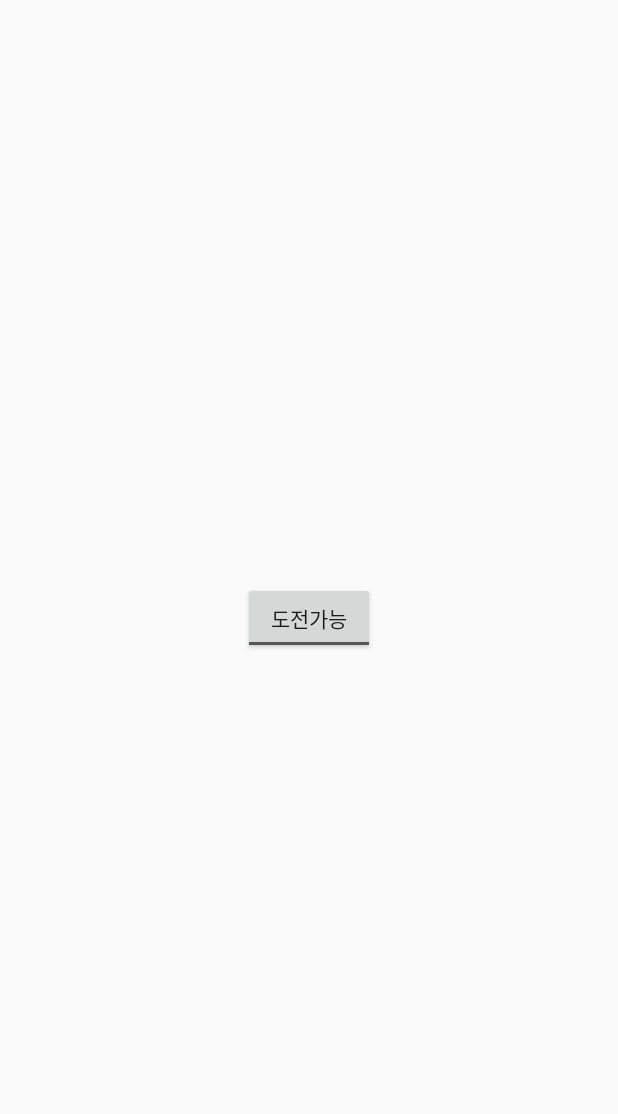
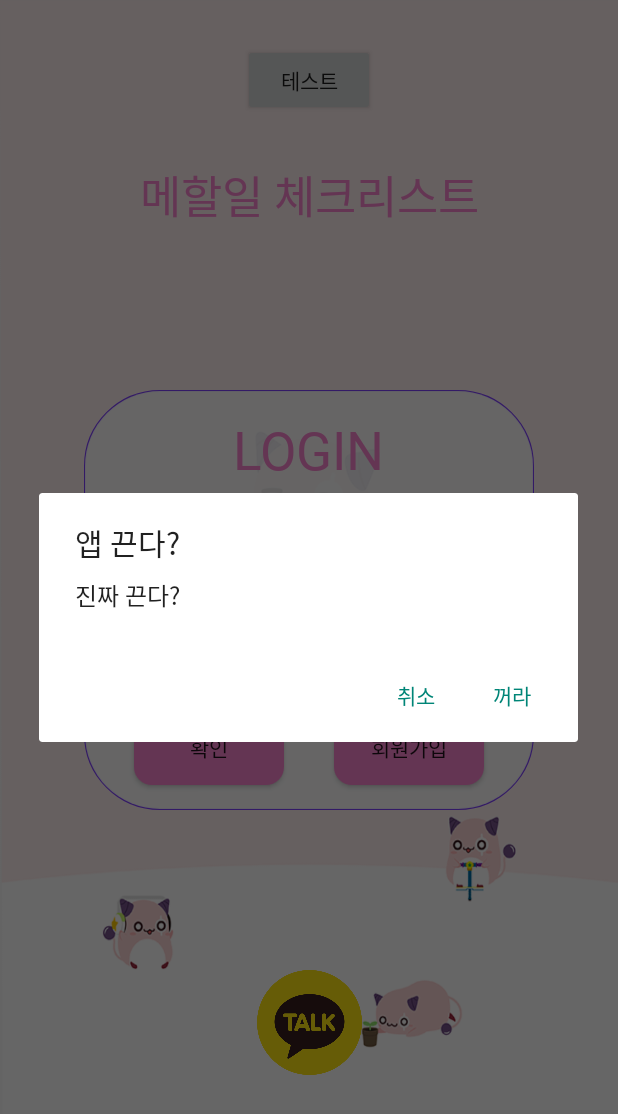
Before and after one commit to Wikys/teamnova_android_two, an Android app: the screen it shows after launch (test_activity before the commit, MainActivity after it), after a tap on "테스트", on a phone screen of 412 x 824 dp. Shown: the top 1114 px of the screen. Run offline under Robolectric (Android 15) with nearby library versions, the phone set to English and light mode, and no system bars.

```diff
--- a/app/src/main/AndroidManifest.xml
+++ b/app/src/main/AndroidManifest.xml
@@ -107,6 +107,9 @@
                 <category android:name="android.intent.category.LAUNCHER" />
             </intent-filter>
         </activity>
+
+
+
     </application>
 
 </manifest>
--- a/app/src/main/java/com/example/teamnova_android_two/MainActivity.java
+++ b/app/src/main/java/com/example/teamnova_android_two/MainActivity.java
@@ -6,6 +6,7 @@ import androidx.activity.result.ActivityResultLauncher;
 import androidx.activity.result.contract.ActivityResultContract;
 import androidx.activity.result.contract.ActivityResultContracts;
 import androidx.annotation.Nullable;
+import androidx.appcompat.app.AlertDialog;
 import androidx.appcompat.app.AppCompatActivity;
 import androidx.core.app.NotificationCompat;
 import androidx.core.app.NotificationManagerCompat;
@@ -16,6 +17,7 @@ import android.app.NotificationChannel;
 import android.app.NotificationManager;
 import android.app.PendingIntent;
 import android.content.BroadcastReceiver;
+import android.content.DialogInterface;
 import android.content.Intent;
 import android.content.IntentFilter;
 import android.net.Uri;
@@ -72,9 +74,31 @@ public class MainActivity extends AppCompatActivity implements Serializable {
         테스트.setOnClickListener(new View.OnClickListener() {
             @Override
             public void onClick(View view) {
-                Intent intent = new Intent(MainActivity.this, test_activity.class);
-                startActivity(intent);
-            // 테스트용 액티비티
+                AlertDialog.Builder msgBuilder = new AlertDialog.Builder(MainActivity.this)
+                        .setTitle("앱 끈다?")
+                        .setMessage("진짜 끈다?")
+                        .setPositiveButton("꺼라", new DialogInterface.OnClickListener() {
+                            @Override
+                            public void onClick(DialogInterface dialogInterface, int i) {
+                                finish();
+                            }
+                        })
+                        .setNegativeButton("취소", new DialogInterface.OnClickListener() {
+                            @Override
+                            public void onClick(DialogInterface dialogInterface, int i) {
+                                Toast.makeText(MainActivity.this, "안 끔", Toast.LENGTH_SHORT).show();
+                            }
+                        });
+
+
+                AlertDialog msgDlg = msgBuilder.create();
+                msgDlg.show();
+
+
+
+//                Intent intent = new Intent(MainActivity.this, test_activity.class);
+//                startActivity(intent);
+
             }
         });
 
@@ -118,7 +142,6 @@ public class MainActivity extends AppCompatActivity implements Serializable {
                 receive_Id_Result.launch(intent);
             }
         });
-
     }
 
     @Override
```
Also changed, not shown: app/src/main/java/com/example/teamnova_android_two/피드백.java (+13 -8 lines).
